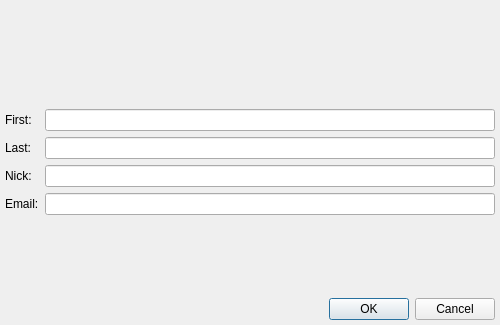
Above: Vacuum/trunk/src/plugins/JabberSearch/searchdialog.ui from vacuum-im/vacuum-im before the change. Below: the same form after it.
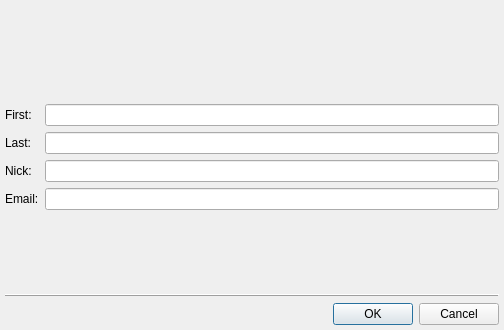
That is the form after the change.

What changed in the file:
```diff
--- a/Vacuum/trunk/src/plugins/JabberSearch/searchdialog.ui
+++ b/Vacuum/trunk/src/plugins/JabberSearch/searchdialog.ui
@@ -5,8 +5,8 @@
    <rect>
     <x>0</x>
     <y>0</y>
-    <width>500</width>
-    <height>325</height>
+    <width>504</width>
+    <height>330</height>
    </rect>
   </property>
   <property name="windowTitle" >
@@ -25,9 +25,6 @@
    <property name="bottomMargin" >
     <number>5</number>
    </property>
-   <item>
-    <widget class="QWidget" native="1" name="wdtToolBar" />
-   </item>
    <item>
     <widget class="QStackedWidget" name="stwWidgets" >
      <property name="sizePolicy" >
@@ -192,9 +189,14 @@
     </widget>
    </item>
    <item>
-    <layout class="QHBoxLayout" >
-     <item>
-      <widget class="QWidget" native="1" name="wdtPages" />
+    <widget class="QFrame" name="frame" >
+     <property name="frameShape" >
+      <enum>QFrame::HLine</enum>
+     </property>
+     <property name="frameShadow" >
+      <enum>QFrame::Raised</enum>
+     </property>
+    </widget>
      </item>
      <item>
       <widget class="QDialogButtonBox" name="dbbButtons" >
@@ -202,8 +204,6 @@
         <set>QDialogButtonBox::Cancel|QDialogButtonBox::NoButton|QDialogButtonBox::Ok</set>
        </property>
       </widget>
-     </item>
-    </layout>
    </item>
   </layout>
  </widget>
```
Lines whose indentation alone changed are shown as unchanged.
